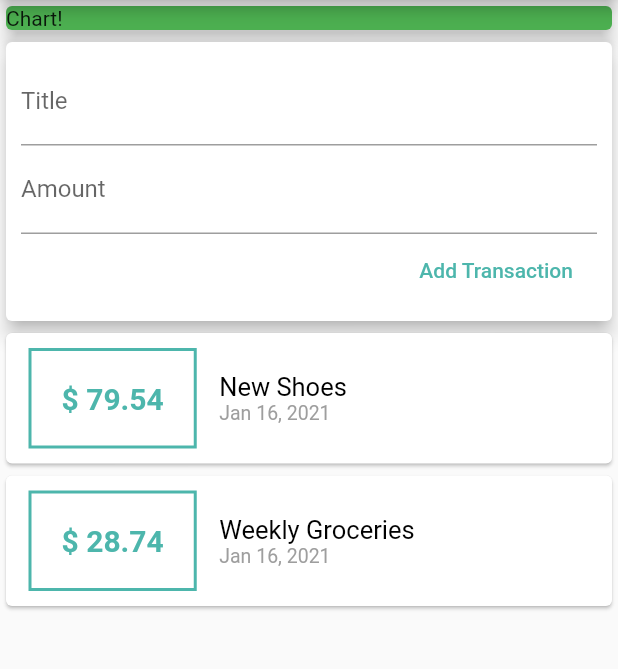
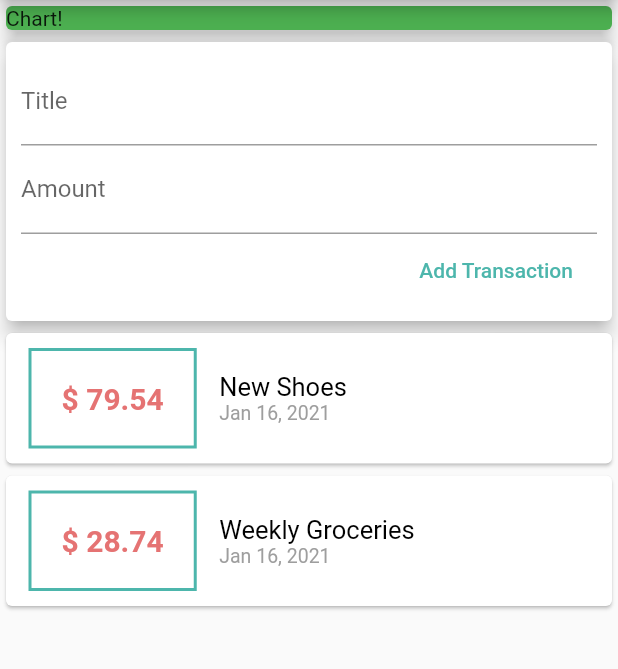
Before and after one commit to EliasJWanner/Vaeljund, a Flutter app: the screen it shows after launch, on a phone screen of 412 x 824 dp, the part 84-753 px from its top. Run offline on Flutter 3.47's test engine with Material 2 defaults, Android fonts, the phone set to English and light mode, and no system bars.

Commit message:
new color for the amount

```diff
--- a/lib/widgets/transaction-list.dart
+++ b/lib/widgets/transaction-list.dart
@@ -31,7 +31,7 @@ class TransactionList extends StatelessWidget {
                   style: TextStyle(
                     fontWeight: FontWeight.bold,
                     fontSize: 20,
-                    color: Colors.teal[300],
+                    color: Colors.red[300],
                   ),
                 ),
               ),
```
